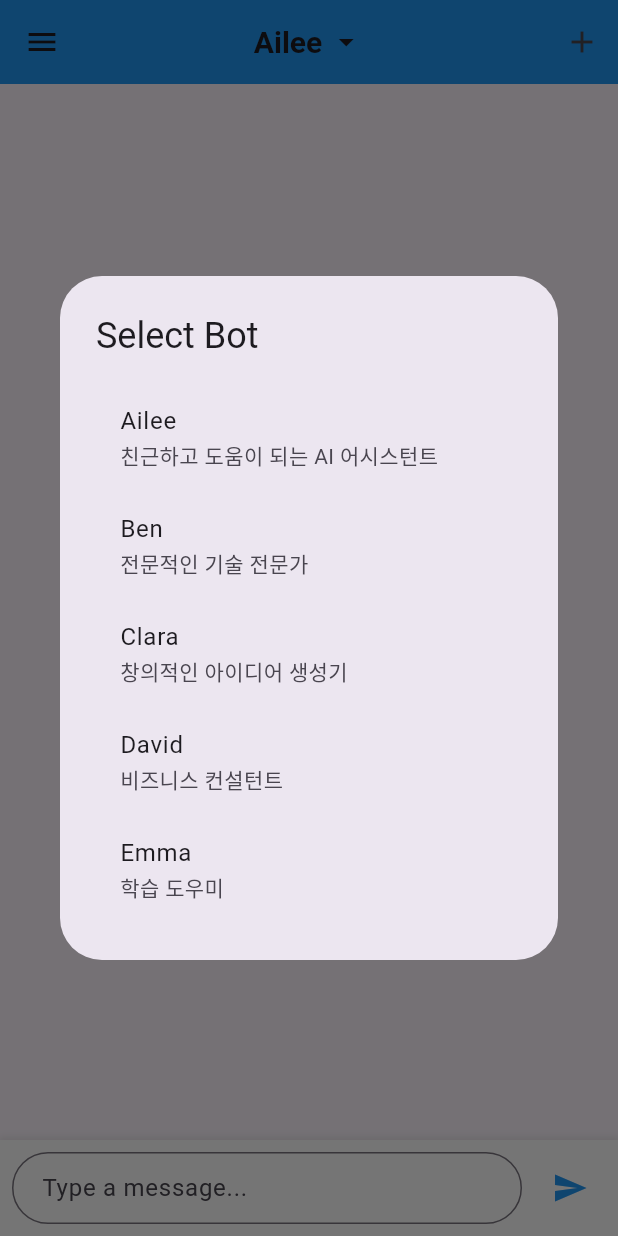
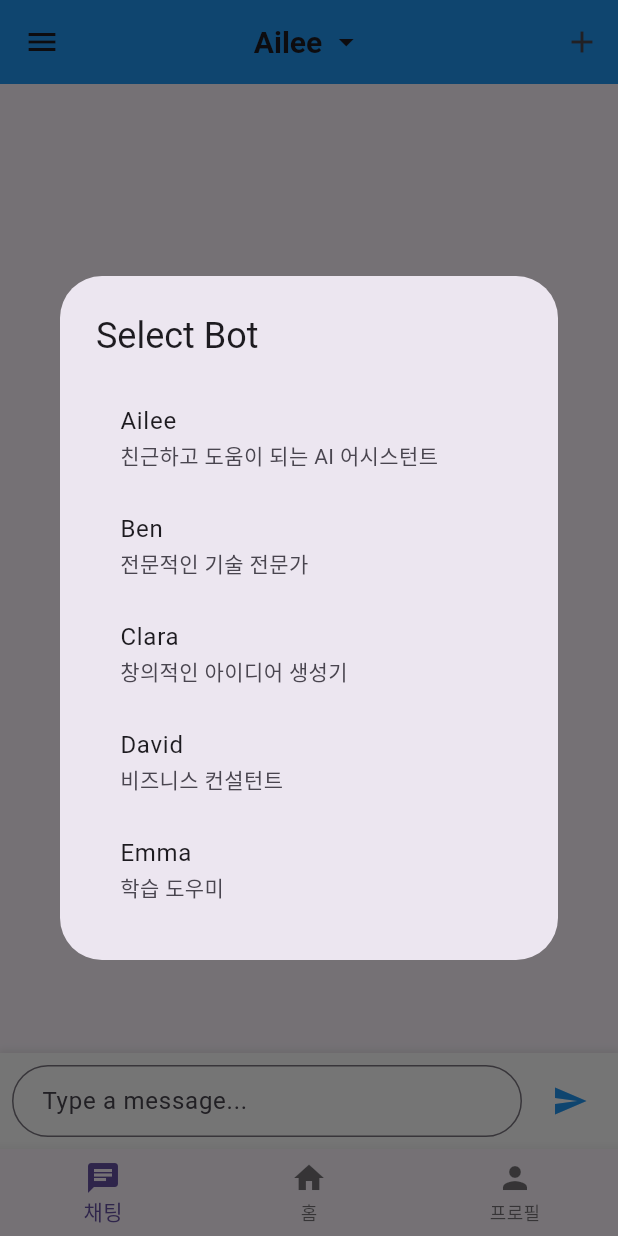
Before and after one commit to baby-quokka/Ailee_practice, a Flutter app: the screen it shows after launch, after a tap on "Ailee", on a phone screen of 412 x 824 dp. Run offline on Flutter 3.47's test engine with Material 3 defaults, Android fonts, the phone set to English and light mode, and no system bars; our stand-ins replace flutter_dotenv.

Commit message:
bottomnavigationbar 구현

```diff
--- a/lib/main.dart
+++ b/lib/main.dart
@@ -3,7 +3,7 @@ import 'package:provider/provider.dart';
 import 'package:flutter_dotenv/flutter_dotenv.dart';
 import 'services/chat_service.dart';
 import 'providers/chat_provider.dart';
-import 'screens/chat_screen.dart';
+import 'screens/home_screen.dart';
 
 void main() async {
   await dotenv.load(fileName: ".env");
@@ -16,8 +16,14 @@ class MyApp extends StatelessWidget {
   @override
   Widget build(BuildContext context) {
     return ChangeNotifierProvider(
+      // ChangeNotifierProvider는 상태 관리를 위한 위젯입니다.
+      // 이 위젯은 하위 위젯 트리에 상태를 제공하고, 상태가 변경될 때 위젯을 다시 빌드합니다.
+      // 여기서는 ChatProvider를 상태로 제공합니다.
       create:
           (context) => ChatProvider(
+            // create 콜백은 ChangeNotifierProvider가 처음 생성될 때 호출됩니다.
+            // 이 콜백은 상태 객체(ChatProvider)의 인스턴스를 생성하고 반환합니다.
+            // context 매개변수는 위젯 트리의 BuildContext를 제공합니다.
             chatService: ChatService(
               apiKey: dotenv.env['OPENAI_API_KEY'] ?? '',
             ),
@@ -25,7 +31,7 @@ class MyApp extends StatelessWidget {
       child: MaterialApp(
         title: 'ChatGPT Chat',
         theme: ThemeData(primarySwatch: Colors.blue, useMaterial3: true),
-        home: const ChatScreen(),
+        home: const HomeScreen(),
       ),
     );
   }
--- a/lib/screens/chat_screen.dart
+++ b/lib/screens/chat_screen.dart
@@ -138,7 +138,8 @@ class _ChatDrawer extends StatelessWidget {
           final rooms =
               chatProvider.chatRooms
                   .where((room) => room.bot.id == chatProvider.currentBot.id)
-                  .toList();
+                  .toList()
+                ..sort((a, b) => b.updatedAt.compareTo(a.updatedAt)); // 최신순 정렬
 
           return Column(
             children: [
--- /dev/null
+++ b/lib/screens/home_screen.dart
@@ -0,0 +1,39 @@
+import 'package:ailee/screens/chat_screen.dart';
+import 'package:ailee/screens/main_screen.dart';
+import 'package:ailee/screens/profile_screen.dart';
+import 'package:flutter/material.dart';
+
+class HomeScreen extends StatefulWidget {
+  const HomeScreen({super.key});
+
+  @override
+  State<HomeScreen> createState() => HomeScreenState();
+}
+
+class HomeScreenState extends State<HomeScreen> {
+  int _selectedIndex = 0;
+
+  final List<Widget> _pages = [ChatScreen(), MainScreen(), ProfileScreen()];
+
+  void _onItemTapped(int index) {
+    setState(() {
+      _selectedIndex = index;
+    });
+  }
+
+  @override
+  Widget build(BuildContext context) {
+    return Scaffold(
+      body: _pages[_selectedIndex],
+      bottomNavigationBar: BottomNavigationBar(
+        currentIndex: _selectedIndex,
+        onTap: _onItemTapped,
+        items: const [
+          BottomNavigationBarItem(icon: Icon(Icons.chat), label: '채팅'),
+          BottomNavigationBarItem(icon: Icon(Icons.home), label: '홈'),
+          BottomNavigationBarItem(icon: Icon(Icons.person), label: '프로필'),
+        ],
+      ),
+    );
+  }
+}
```
Also changed, not shown: lib/screens/main_screen.dart (added, +10 -0 lines), lib/screens/profile_screen.dart (added, +10 -0 lines).
